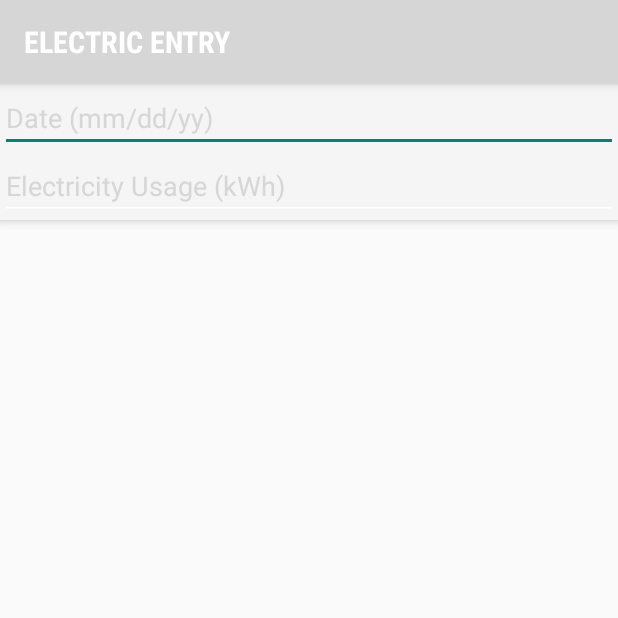
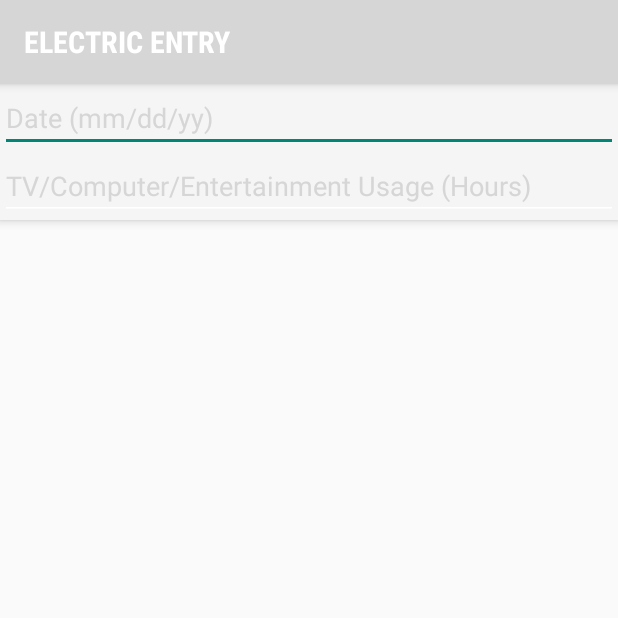
Before and after one commit to Dan-Theriault/7344-App, an Android app: the ElectricityEntryActivity screen opened directly, with no data from a screen before it, after a tap on an icon or button, on a phone screen of 412 x 824 dp, the top half of it. Run offline under Robolectric (Android 15) with nearby library versions, the phone set to English and light mode, and no system bars; 3 statements that could not run were skipped.

Commit message:
Updated Water and Electricity Pages

```diff
--- a/app/src/main/java/jasonngor/com/sustainabilitylifestylescorecard/ElectricityEntryActivity.java
+++ b/app/src/main/java/jasonngor/com/sustainabilitylifestylescorecard/ElectricityEntryActivity.java
@@ -27,11 +27,11 @@ public class ElectricityEntryActivity extends AppCompatActivity {
         fab.setOnClickListener(new View.OnClickListener() {
             @Override
             public void onClick(View view) {
-                String entries = data.getText().toString() + " kWh        Date: ";
+                String entries = data.getText().toString() + " Hours        Date: ";
                 String dates = date.getText().toString();
                 entries = entries + dates;
 
-                if (entries == null || entries.equals(" kWh        Date: ")) {
+                if (entries == null || entries.equals(" Hours        Date: ")) {
                     Toast.makeText(getBaseContext(), "Cannot submit empty field", Toast.LENGTH_LONG).show();
                 } else if (dates == null|| dates.equals("")) {
                     Toast.makeText(getBaseContext(), "Please enter a date", Toast.LENGTH_LONG).show();
@@ -39,7 +39,7 @@ public class ElectricityEntryActivity extends AppCompatActivity {
                     ElectricityActivity.list.add(entries);
                     ArrayAdapter<String> adapter = new ArrayAdapter<String>(ElectricityEntryActivity.this, android.R.layout.simple_list_item_1, ElectricityActivity.list);
                     ElectricityActivity.show.setAdapter(adapter);
-                    ((EditText)findViewById(R.id.editText)).setText("Electricity Usage (kWh)");
+                    ((EditText)findViewById(R.id.editText)).setText("TV/Computer/Entertainment Usage (Hours)");
                     ((EditText)findViewById(R.id.enterDate)).setText("Date (mm/dd/yy)");
                     Toast.makeText(getBaseContext(), "New entry added!", Toast.LENGTH_LONG).show();
                 }
--- a/app/src/main/java/jasonngor/com/sustainabilitylifestylescorecard/WaterBillEntryActivity.java
+++ b/app/src/main/java/jasonngor/com/sustainabilitylifestylescorecard/WaterBillEntryActivity.java
@@ -27,11 +27,11 @@ public class WaterBillEntryActivity extends AppCompatActivity {
         waterButton.setOnClickListener(new View.OnClickListener() {
             @Override
             public void onClick(View view) {
-                String entries = data.getText().toString() + " Tgal        Date: ";
+                String entries = data.getText().toString() + " Cups        Date: ";
                 String dates = date.getText().toString();
                 entries = entries + dates;
 
-                if (entries == null || entries.equals(" Tgal        Date: ")) {
+                if (entries == null || entries.equals(" Cups        Date: ")) {
                     Toast.makeText(getBaseContext(), "Cannot submit empty field", Toast.LENGTH_LONG).show();
                 } else if (dates == null||dates.equals("")) {
                     Toast.makeText(getBaseContext(), "Please enter a date", Toast.LENGTH_LONG).show();
@@ -39,7 +39,7 @@ public class WaterBillEntryActivity extends AppCompatActivity {
                     WaterBillActivity.list.add(entries);
                     ArrayAdapter<String> adapter = new ArrayAdapter<String>(WaterBillEntryActivity.this, android.R.layout.simple_list_item_1, WaterBillActivity.list);
                     WaterBillActivity.show.setAdapter(adapter);
-                    ((EditText)findViewById(R.id.editText2)).setText("Water Usage (Tgal)");
+                    ((EditText)findViewById(R.id.editText2)).setText("Water Consumed Today (Cups)");
                     ((EditText)findViewById(R.id.enterwdate)).setText("Date (mm/dd/yy)");
                     Toast.makeText(getBaseContext(), "New entry added!", Toast.LENGTH_LONG).show();
                 }
--- a/app/src/main/res/layout/activity_electricity_entry.xml
+++ b/app/src/main/res/layout/activity_electricity_entry.xml
@@ -30,7 +30,7 @@
             android:textColor="@color/colorBlack"
             android:ems="10"
             android:inputType="textPersonName"
-            android:text="Electricity Usage (kWh)" />
+            android:text="TV/Computer/Entertainment Usage (Hours)" />
     </android.support.design.widget.AppBarLayout>
 
     <android.support.design.widget.FloatingActionButton
--- a/app/src/main/res/layout/activity_water_bill_entry.xml
+++ b/app/src/main/res/layout/activity_water_bill_entry.xml
@@ -31,7 +31,7 @@
             android:textColor="@color/colorBlack"
             android:ems="10"
             android:inputType="textPersonName"
-            android:text="Water Usage (Tgal)" />
+            android:text="Water Consumed Today (Cups)" />
     </android.support.design.widget.AppBarLayout>
 
     <include layout="@layout/content_water_bill_entry" />
```
